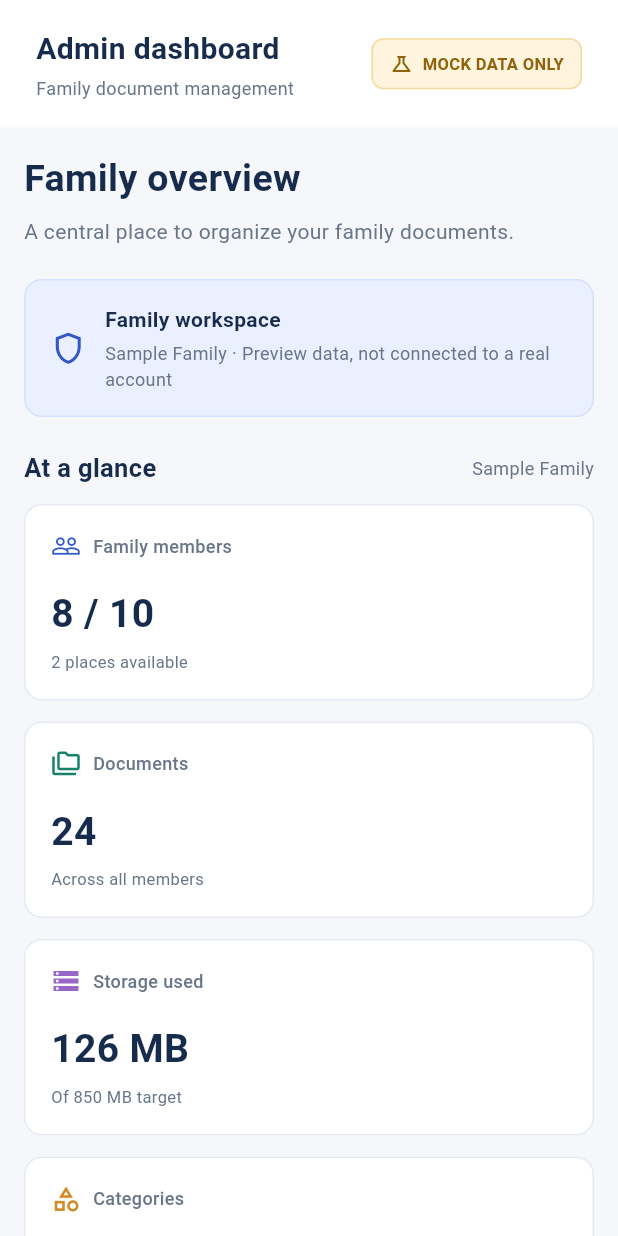
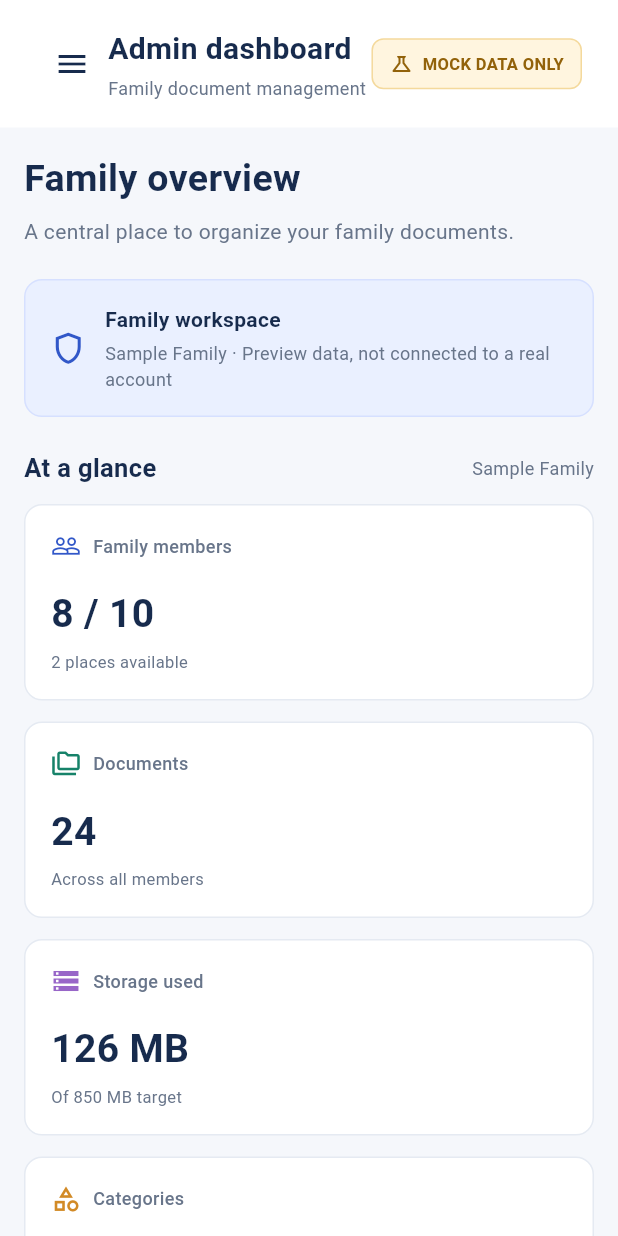
Before and after one commit to Hammad2311/family-document-hub, a Flutter app: the AdminDashboardPreview screen opened directly, on a phone screen of 412 x 824 dp. Run offline on Flutter 3.47's test engine with Material 3 defaults, Android fonts, the phone set to English and light mode, and no system bars.

Commit message:
fix: add responsive admin navigation drawer

```diff
--- a/lib/features/admin/presentation/admin_dashboard_preview.dart
+++ b/lib/features/admin/presentation/admin_dashboard_preview.dart
@@ -52,30 +52,48 @@ class AdminDashboardPreview extends StatefulWidget {
 }
 
 class _AdminDashboardPreviewState extends State<AdminDashboardPreview> {
+  final GlobalKey<ScaffoldState> _scaffoldKey = GlobalKey<ScaffoldState>();
   String _selectedPage = 'Overview';
 
   @override
   Widget build(BuildContext context) {
-    return Scaffold(
-      backgroundColor: _background,
-      body: SafeArea(
-        child: LayoutBuilder(
-          builder: (context, constraints) {
-            final showSidebar = constraints.maxWidth >= 1050;
+    return LayoutBuilder(
+      builder: (context, constraints) {
+        final showSidebar = constraints.maxWidth >= 1050;
 
-            return Row(
+        return Scaffold(
+          key: _scaffoldKey,
+          backgroundColor: _background,
+          drawer: showSidebar
+              ? null
+              : Drawer(
+                  width: 280,
+                  child: SafeArea(
+                    child: _DashboardSidebar(
+                      selectedPage: _selectedPage,
+                      onSelect: (page) {
+                        setState(() => _selectedPage = page);
+                        _scaffoldKey.currentState?.closeDrawer();
+                      },
+                    ),
+                  ),
+                ),
+          body: SafeArea(
+            child: Row(
               children: [
                 if (showSidebar)
                   _DashboardSidebar(
                     selectedPage: _selectedPage,
-                    onSelect: (page) {
-                      setState(() => _selectedPage = page);
-                    },
+                    onSelect: (page) => setState(() => _selectedPage = page),
                   ),
                 Expanded(
                   child: Column(
                     children: [
-                      const _DashboardHeader(),
+                      _DashboardHeader(
+                        onMenuTap: showSidebar
+                            ? null
+                            : () => _scaffoldKey.currentState?.openDrawer(),
+                      ),
                       Expanded(
                         child: _selectedPage == 'Overview'
                             ? _DashboardContent(showSidebar: showSidebar)
@@ -85,10 +103,10 @@ class _AdminDashboardPreviewState extends State<AdminDashboardPreview> {
                   ),
                 ),
               ],
-            );
-          },
-        ),
-      ),
+            ),
+          ),
+        );
+      },
     );
   }
 }
@@ -265,7 +283,9 @@ class _SidebarLabel extends StatelessWidget {
 }
 
 class _DashboardHeader extends StatelessWidget {
-  const _DashboardHeader();
+  const _DashboardHeader({this.onMenuTap});
+
+  final VoidCallback? onMenuTap;
 
   @override
   Widget build(BuildContext context) {
@@ -274,6 +294,12 @@ class _DashboardHeader extends StatelessWidget {
       padding: const EdgeInsets.symmetric(horizontal: 24, vertical: 18),
       child: Row(
         children: [
+          if (onMenuTap != null)
+            IconButton(
+              tooltip: 'Open navigation menu',
+              onPressed: onMenuTap,
+              icon: const Icon(Icons.menu, color: _navy),
+            ),
           const Expanded(
             child: Column(
               crossAxisAlignment: CrossAxisAlignment.start,
```
Also changed, not shown: 1 other file.
